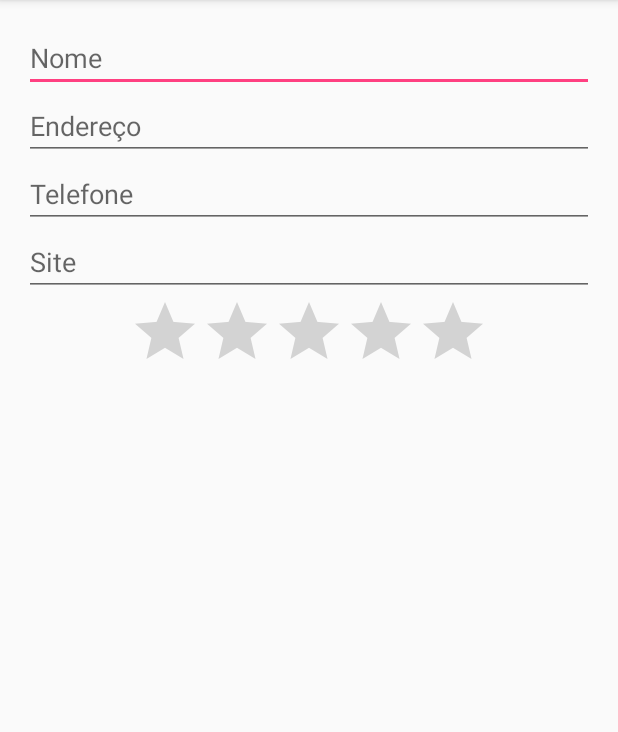
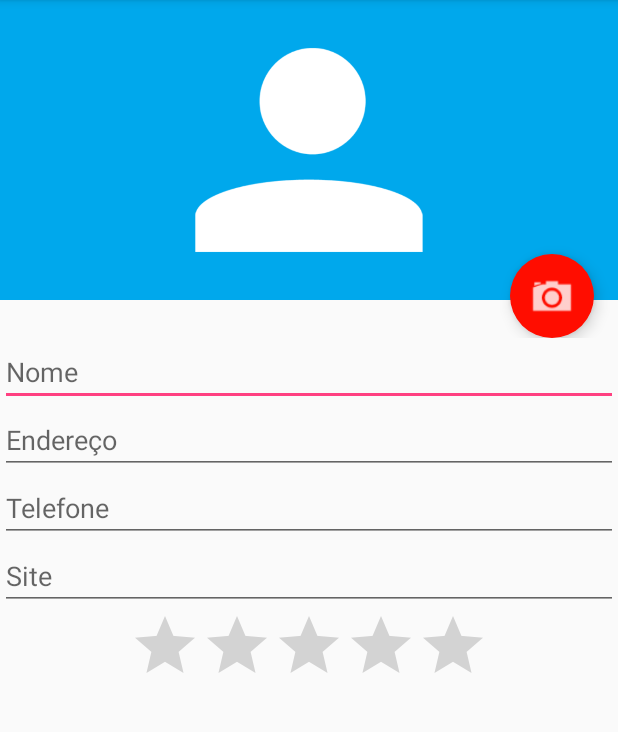
Before and after one commit to ricardoaruiz/alura-android-agenda, an Android app: the FormularioActivity screen opened directly, with no data from a screen before it, on a phone screen of 412 x 824 dp, the part 84-816 px from its top. Run offline under Robolectric (Android 15) with nearby library versions, the phone set to English and light mode, and no system bars.

Commit message:
02. Usando a câmera - 01. Usando a câmera

```diff
--- /dev/null
+++ b/app/src/main/res/drawable/fundo_camera.xml
@@ -0,0 +1,14 @@
+<?xml version="1.0" encoding="utf-8"?>
+<layer-list xmlns:android="http://schemas.android.com/apk/res/android">
+    <item>
+        <shape
+            android:shape="oval">
+            <solid android:color="#ff0d00"/>
+            <padding android:top="10dp"
+                     android:bottom="10dp"
+                     android:left="10dp"
+                     android:right="10dp"/>
+        </shape>
+    </item>
+    <item android:drawable="@drawable/ic_camera"/>
+</layer-list>
--- a/app/src/main/res/layout/activity_formulario.xml
+++ b/app/src/main/res/layout/activity_formulario.xml
@@ -9,11 +9,32 @@
         android:layout_width="match_parent"
         android:layout_height="match_parent"
         android:orientation="vertical"
-        android:paddingBottom="@dimen/activity_vertical_margin"
-        android:paddingLeft="@dimen/activity_horizontal_margin"
-        android:paddingRight="@dimen/activity_horizontal_margin"
-        android:paddingTop="@dimen/activity_vertical_margin"
+
         tools:context="br.com.rar.agenda.FormularioActivity">
+
+        <RelativeLayout
+            android:layout_width="match_parent"
+            android:layout_height="225dp">
+
+            <ImageView
+                android:id="@+id/formulario_imagem"
+                android:layout_width="match_parent"
+                android:layout_height="200dp"
+                android:src="@drawable/person"
+                android:background="#00A8EC"/>
+
+            <Button
+                android:id="@+id/formulario_btnCamera"
+                android:layout_width="56dp"
+                android:layout_height="56dp"
+                android:background="@drawable/fundo_camera"
+                android:layout_alignParentBottom="true"
+                android:layout_alignParentRight="true"
+                android:layout_marginRight="16dp"
+                android:elevation="6dp"
+                android:stateListAnimator="@null"/>
+
+        </RelativeLayout>
 
         <EditText
             android:id="@+id/formulario_nome"
--- a/app/src/main/res/layout/activity_lista_contatos.xml
+++ b/app/src/main/res/layout/activity_lista_contatos.xml
@@ -5,10 +5,7 @@
     android:id="@+id/activity_lista_contatos"
     android:layout_width="match_parent"
     android:layout_height="match_parent"
-    android:paddingBottom="@dimen/activity_vertical_margin"
-    android:paddingLeft="@dimen/activity_horizontal_margin"
-    android:paddingRight="@dimen/activity_horizontal_margin"
-    android:paddingTop="@dimen/activity_vertical_margin"
+
     android:orientation="vertical"
     tools:context="br.com.rar.agenda.ListaContatos">
 
```
Also changed, not shown: app/src/main/res/drawable/person.png (added).
